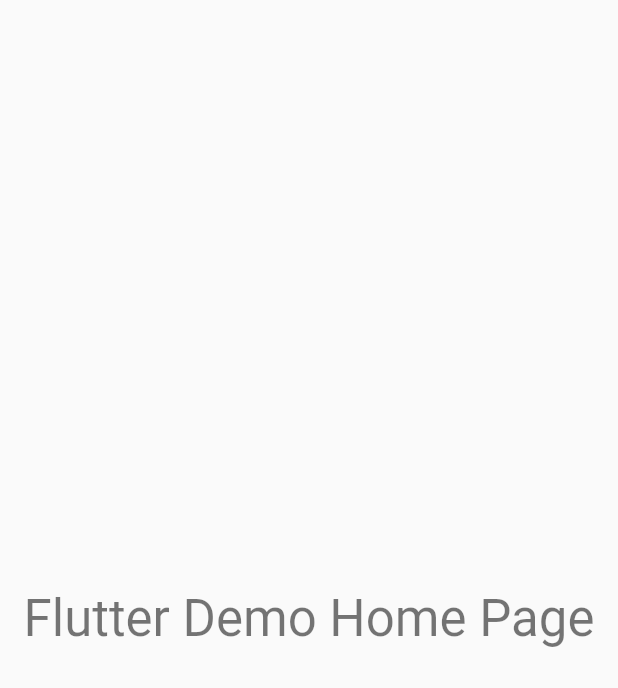
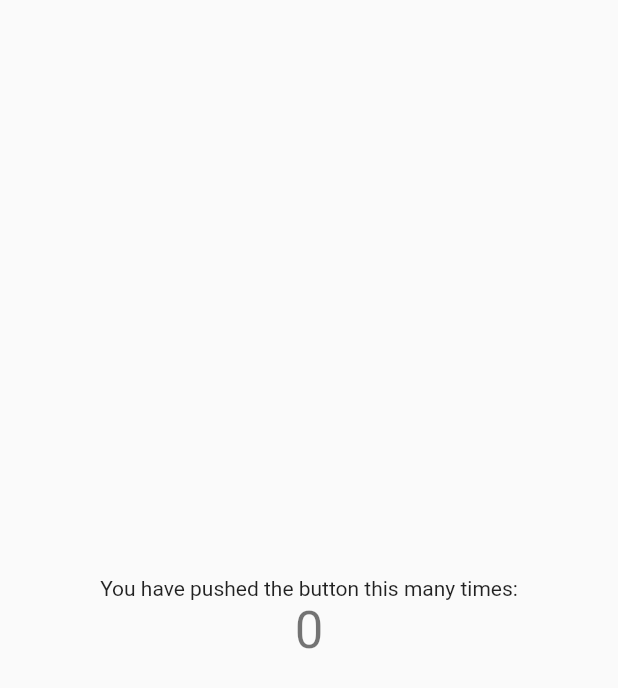
Before and after one commit to uchidanihachi28/flutter_app, a Flutter app: the screen it shows after launch, on a phone screen of 412 x 824 dp. Shown: the top 688 px of the screen. Run offline on Flutter 3.47's test engine with Material 2 defaults, Android fonts, the phone set to English and light mode, and no system bars.

```diff
--- a/lib/main.dart
+++ b/lib/main.dart
@@ -2,7 +2,14 @@ import 'package:flutter/material.dart';
 
 void main() => runApp(MyApp());
 
-class MyApp extends StatelessWidget {
+class MyApp extends StatefulWidget {
+  @override
+  _MyAppState createState() => _MyAppState();
+   }
+
+   class _MyAppState extends State<MyApp> {
+  int _counter= 0;
+
   @override
    Widget build(BuildContext context)  => MaterialApp(
     title: 'Flutter Demo',
@@ -12,9 +19,17 @@ class MyApp extends StatelessWidget {
 
     home: Scaffold(
       body: Center(
-          child: Text(
-              'Flutter Demo Home Page',
+        child: Column(
+          mainAxisAlignment: MainAxisAlignment.center,
+          children: <Widget>[
+            Text(
+                'You have pushed the button this many times:',
+                ),
+                Text(
+                '$_counter',
                 style: Theme.of(context).textTheme.display1,
+                )
+          ]
         ),
       ),
     ),
```
Lines whose indentation alone changed are shown as unchanged.
